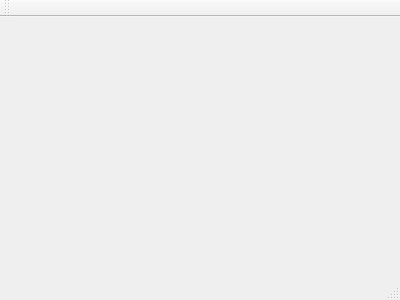
First picture: the form in src/mainwindow.ui, repository StasShk/qsimpletodod, before the edit.
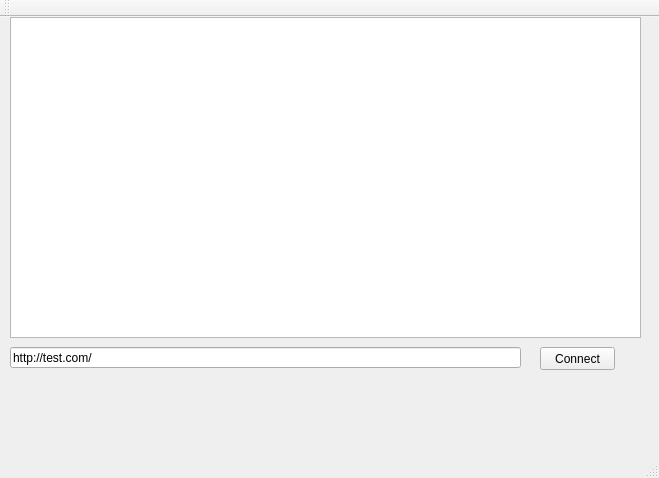
Second picture: the form after the edit.

Commit message: add network interface

```diff
--- a/src/mainwindow.ui
+++ b/src/mainwindow.ui
@@ -1,24 +1,76 @@
 <ui version="4.0">
  <class>MainWindow</class>
- <widget class="QMainWindow" name="MainWindow" >
-  <property name="geometry" >
+ <widget class="QMainWindow" name="MainWindow">
+  <property name="geometry">
    <rect>
     <x>0</x>
     <y>0</y>
-    <width>400</width>
-    <height>300</height>
+    <width>659</width>
+    <height>478</height>
    </rect>
   </property>
   <property name="windowTitle" >
    <string>MainWindow</string>
   </property>
-  <widget class="QMenuBar" name="menuBar" />
-  <widget class="QToolBar" name="mainToolBar" />
-  <widget class="QWidget" name="centralWidget" />
-  <widget class="QStatusBar" name="statusBar" />
+  <widget class="QWidget" name="centralWidget">
+   <widget class="QTextEdit" name="textEdit">
+    <property name="geometry">
+     <rect>
+      <x>10</x>
+      <y>0</y>
+      <width>631</width>
+      <height>321</height>
+     </rect>
+    </property>
+   </widget>
+   <widget class="QLineEdit" name="ServerNameL">
+    <property name="geometry">
+     <rect>
+      <x>10</x>
+      <y>330</y>
+      <width>511</width>
+      <height>21</height>
+     </rect>
+    </property>
+    <property name="text">
+     <string>http://test.com/</string>
+    </property>
+   </widget>
+   <widget class="QPushButton" name="ConnectButton">
+    <property name="geometry">
+     <rect>
+      <x>540</x>
+      <y>330</y>
+      <width>75</width>
+      <height>23</height>
+     </rect>
+    </property>
+    <property name="text">
+     <string>Connect</string>
+    </property>
+   </widget>
+  </widget>
+  <widget class="QMenuBar" name="menuBar">
+   <property name="geometry">
+    <rect>
+     <x>0</x>
+     <y>0</y>
+     <width>659</width>
+     <height>21</height>
+    </rect>
+   </property>
+  </widget>
+  <widget class="QToolBar" name="mainToolBar">
+   <attribute name="toolBarArea">
+    <enum>TopToolBarArea</enum>
+   </attribute>
+   <attribute name="toolBarBreak">
+    <bool>false</bool>
+   </attribute>
+  </widget>
+  <widget class="QStatusBar" name="statusBar"/>
  </widget>
- <layoutDefault spacing="6" margin="11" />
- <pixmapfunction></pixmapfunction>
+ <layoutdefault spacing="6" margin="11"/>
  <resources/>
  <connections/>
 </ui>
```
Left out of the diff: 3 changed lines with no effect on the pictures. The commit also changes 6 other files.
